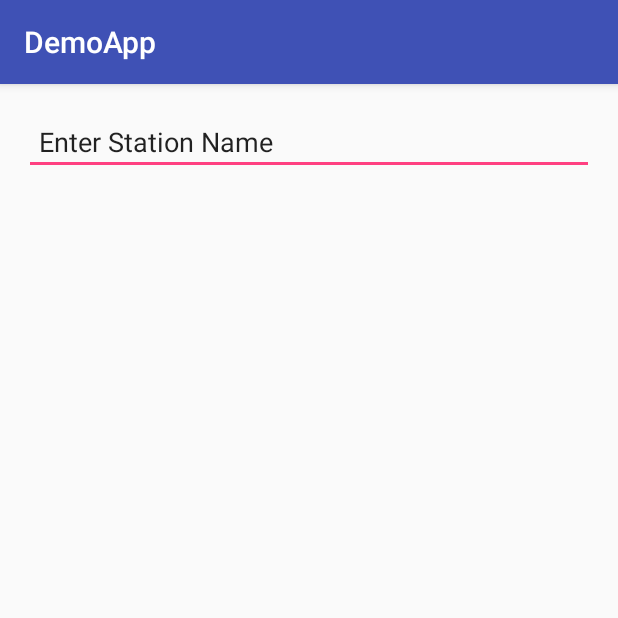
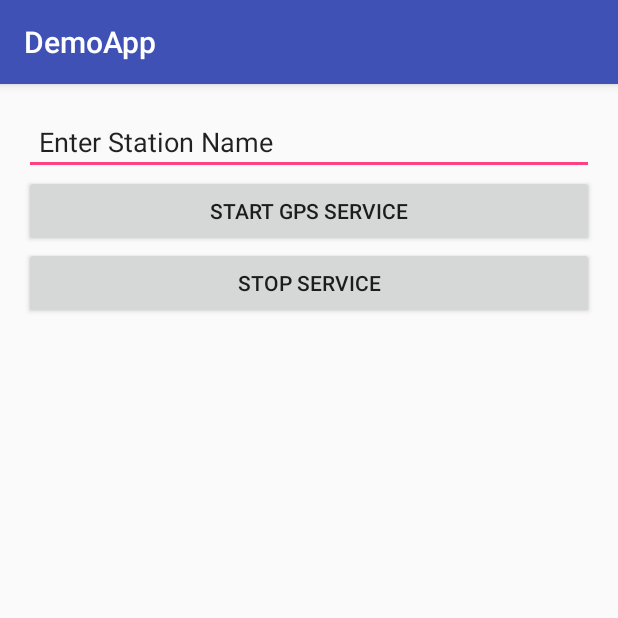
Before and after one commit to Naushad9458/WakeMeApp, an Android app: the GpsAlarm screen opened directly, with no data from a screen before it, on a phone screen of 412 x 824 dp, the top half of it. Run offline under Robolectric (Android 15) with nearby library versions, the light colour scheme and no system bars.

Commit message:
Add buttons to control gps services

```diff
--- a/app/src/main/res/layout/activity_gps_alarm.xml
+++ b/app/src/main/res/layout/activity_gps_alarm.xml
@@ -15,5 +15,18 @@
         android:text="Enter Station Name"
         android:id="@+id/stationCode"
         android:padding="10dp" />
+    <Button
+        android:layout_width="match_parent"
+        android:layout_height="wrap_content"
+        android:layout_below="@+id/stationCode"
+        android:text="Start GPS Service"
+        android:id="@+id/start"
+        android:onClick="startGPS"/>
+    <Button
+        android:layout_width="match_parent"
+        android:layout_height="wrap_content"
+        android:text="Stop Service"
+        android:layout_below="@+id/start"
+        android:onClick="stopGps"/>
 
 </RelativeLayout>
```
